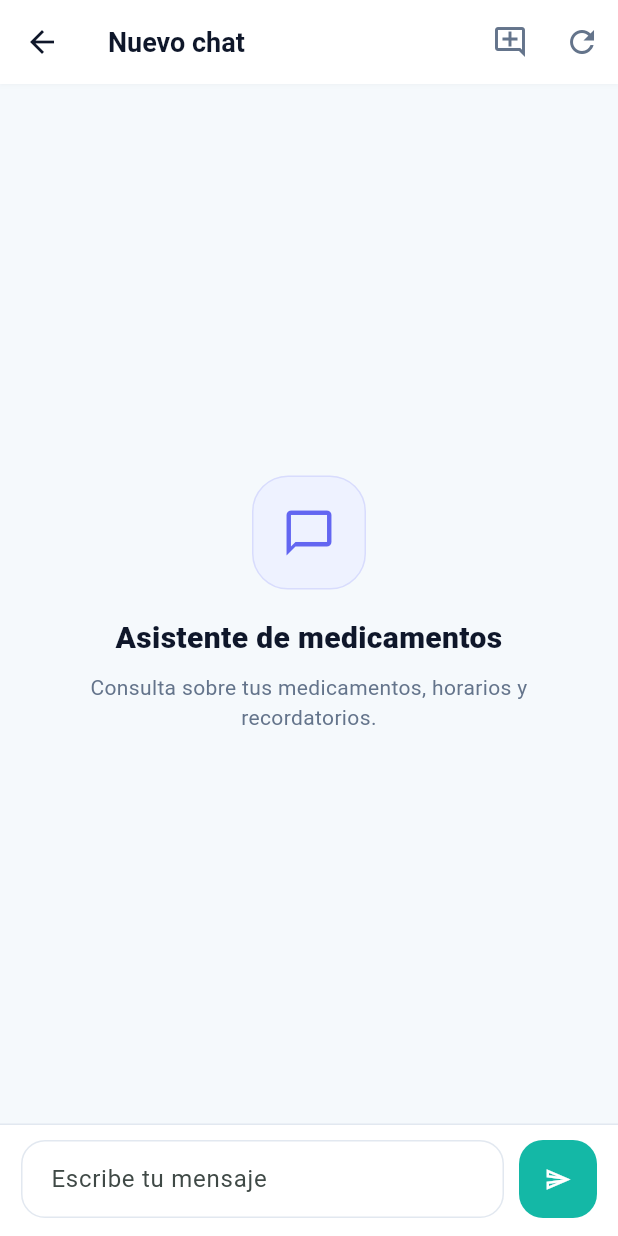
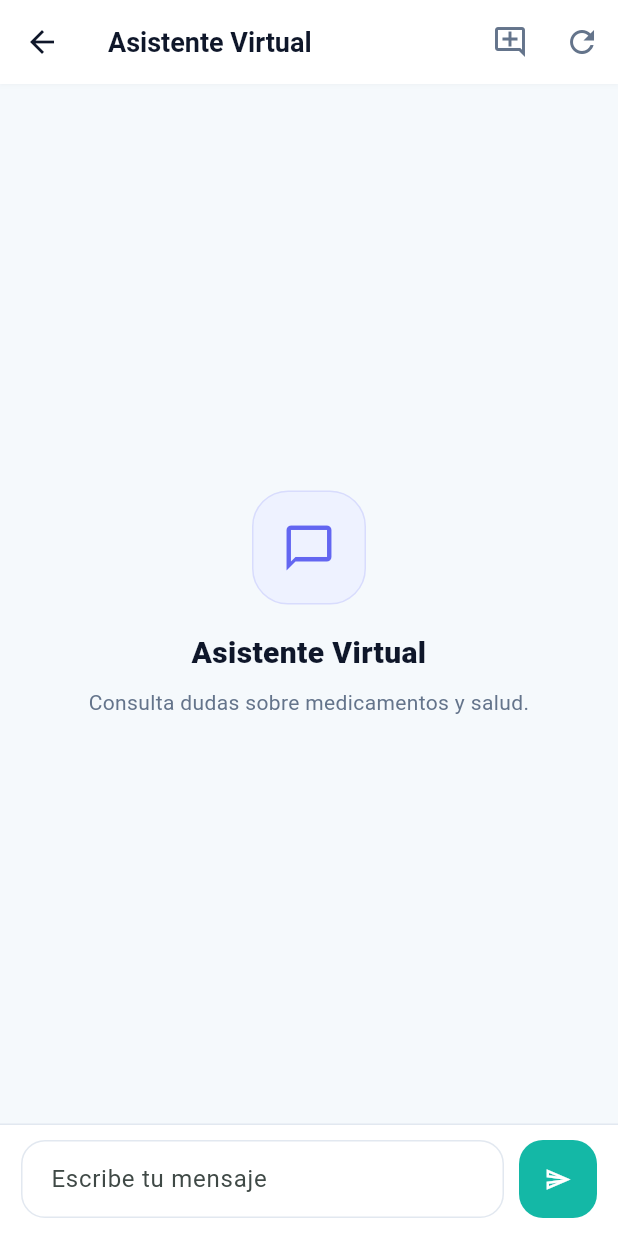
Before and after one commit to Baironfallas/sistema_medicamentos_movil, a Flutter app: the ChatPage screen opened directly, on a phone screen of 412 x 824 dp. Run offline on Flutter 3.47's test engine with Material 3 defaults, Android fonts, the phone set to English and light mode, and no system bars; our stand-ins replace flutter_local_notifications, flutter_secure_storage, timezone; accounts and stored records are empty.

Commit message:
feat: renombrar 'Chatbot' a 'Asistente Virtual' en varias páginas para mejorar la coherencia del término

```diff
--- a/lib/features/auth/presentation/pages/home_page.dart
+++ b/lib/features/auth/presentation/pages/home_page.dart
@@ -402,7 +402,7 @@ class _HomePageState extends State<HomePage> {
                                         Icons.chat_bubble_outline,
                                       ),
                                       label: const Text(
-                                        'Chatbot',
+                                        'Asistente Virtual',
                                         style: TextStyle(
                                           fontSize: 16,
                                           fontWeight: FontWeight.w600,
--- a/lib/features/chat/presentation/pages/chat_page.dart
+++ b/lib/features/chat/presentation/pages/chat_page.dart
@@ -198,7 +198,7 @@ class _ChatPageState extends State<ChatPage> {
         final title =
             _controller.currentSession?.displayTitle ??
             widget.initialTitle ??
-            'Nuevo chat';
+            'Asistente Virtual';
 
         return Scaffold(
           backgroundColor: AppColors.background,
@@ -220,7 +220,7 @@ class _ChatPageState extends State<ChatPage> {
             ),
             actions: [
               IconButton(
-                tooltip: 'Nuevo chat',
+                tooltip: 'Nuevo asistente',
                 onPressed: _controller.isSending
                     ? null
                     : _controller.startNewSession,
--- a/lib/features/chat/presentation/pages/chat_sessions_page.dart
+++ b/lib/features/chat/presentation/pages/chat_sessions_page.dart
@@ -91,7 +91,7 @@ class _ChatSessionsPageState extends State<ChatSessionsPage> {
                   ),
                   onPressed: () => _openChat(),
                   icon: const Icon(Icons.add_comment_outlined),
-                  label: const Text('Nuevo chat'),
+                  label: const Text('Nuevo asistente'),
                 ),
               ],
             ),
@@ -200,7 +200,7 @@ class _ChatSessionsPageState extends State<ChatSessionsPage> {
         surfaceTintColor: Colors.transparent,
         shadowColor: AppColors.border.withValues(alpha: 0.1),
         title: const Text(
-          'Chatbot',
+          'Asistente Virtual',
           style: TextStyle(
             color: AppColors.textPrimary,
             fontWeight: FontWeight.w700,
--- a/lib/features/chat/presentation/widgets/chat_empty_state.dart
+++ b/lib/features/chat/presentation/widgets/chat_empty_state.dart
@@ -31,7 +31,7 @@ class ChatEmptyState extends StatelessWidget {
             ),
             const SizedBox(height: 18),
             const Text(
-              'Asistente de medicamentos',
+              'Asistente Virtual',
               textAlign: TextAlign.center,
               style: TextStyle(
                 color: AppColors.textPrimary,
@@ -41,7 +41,7 @@ class ChatEmptyState extends StatelessWidget {
             ),
             const SizedBox(height: 8),
             const Text(
-              'Consulta sobre tus medicamentos, horarios y recordatorios.',
+              'Consulta dudas sobre medicamentos y salud.',
               textAlign: TextAlign.center,
               style: TextStyle(
                 color: AppColors.textSecondary,
```
